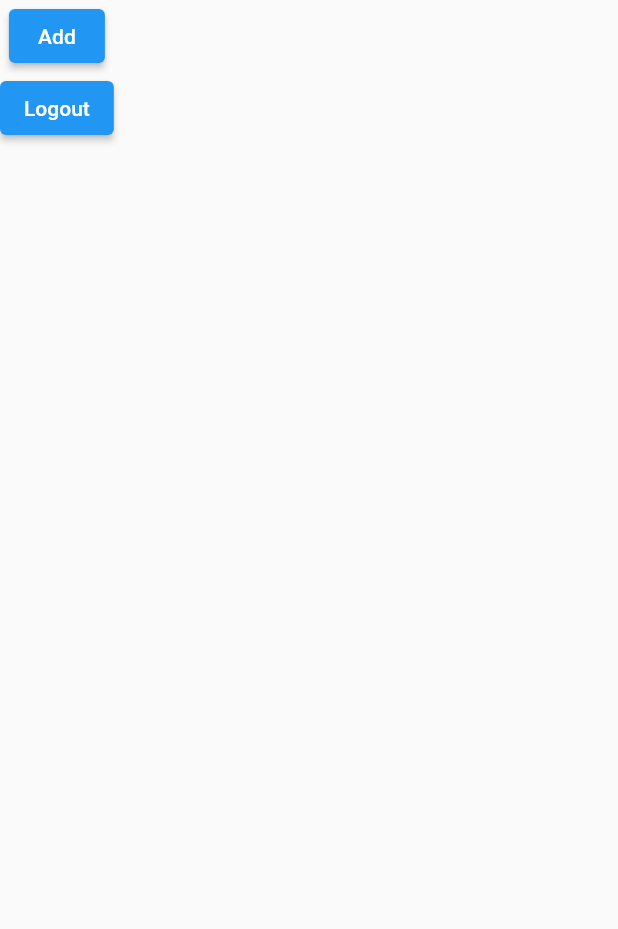
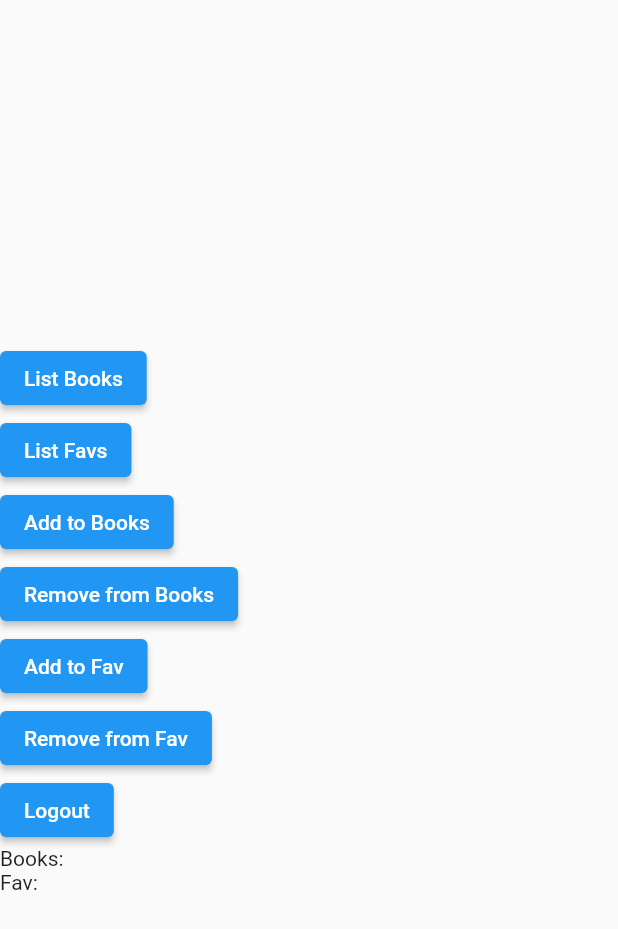
Before and after one commit to MightyM17/Library-Task, a Flutter app: the HomePage screen opened directly, on a phone screen of 412 x 824 dp. Shown: the top 929 px of the screen. Run offline on Flutter 3.47's test engine with Material 2 defaults, Android fonts, the phone set to English and light mode, and no system bars; our stand-ins replace firebase_auth, firebase_core, firebase_database; accounts and stored records are empty.

Commit message:
Major changes

```diff
--- a/lib/models/model.dart
+++ b/lib/models/model.dart
@@ -6,14 +6,12 @@ class Person{
 }
 
 class PersonData{
-  String? uuid;
   Map<String, String>? books;
   Map<String, String>? fav;
 
-  PersonData({this.uuid, this.books, this.fav});
+  PersonData({this.books, this.fav});
 
   PersonData.fromJson(Map<dynamic,dynamic> json){
-    uuid = json["uuid"];
     books = json["books"];
     books = json["fav"];
   }
--- a/lib/realtime/managedb.dart
+++ b/lib/realtime/managedb.dart
@@ -1,34 +1,71 @@
 import 'package:firebase_database/firebase_database.dart';
 
-void createDB(DatabaseReference _dbref, String? uuid) {
+void createDB(DatabaseReference _dbref) {
   Map<String, dynamic> data = {
-    'uuid' : uuid,
     'books' : ['Harry Potter 1', 'Kumbhojkar', 'Wimpy Kid',],
     'fav' : ['Wimpy Kid',],
   };
   _dbref.set(data);
 }
 
-void retrieveData(DatabaseReference _dbref) async {
-  //Stream or once?
-  Stream<DatabaseEvent> stream = _dbref.onValue;
-
-  stream.listen((DatabaseEvent event) {
-    print('Event Type: ${event.type}'); // DatabaseEventType.value;
-    print('Snapshot: ${event.snapshot}'); // DataSnapshot
-    print(event.snapshot.value);
-  });
+Future<List> retrieveBooks(DatabaseReference _dbref) async {
+  DatabaseEvent event = await _dbref.once();
+  Map data = event.snapshot.value as Map;
+  return (data['books']);
 }
 
-void modifyData(DatabaseReference _dbref) async{
-  //DatabaseReference _ref = FirebaseDatabase(databaseURL: "https://library-task-default-rtdb.asia-southeast1.firebasedatabase.app/").ref().child('Users/$uid');
-  await _dbref.set({
-    'books' : ['Harry Potter 909090',],
-    'fav' : ['Wimpy Kid 909090',],
-  });
+Future<List> retrieveFav(DatabaseReference _dbref) async {
+  DatabaseEvent event = await _dbref.once();
+  Map data = event.snapshot.value as Map;
+  return (data['fav']);
 }
 
-void delData(DatabaseReference _dbref) async{
-  //DatabaseReference _ref = FirebaseDatabase(databaseURL: "https://library-task-default-rtdb.asia-southeast1.firebasedatabase.app/").ref().child('Users/$uid');
+void addData(DatabaseReference _dbref, String newBook, bool isFav) async{
+  DatabaseEvent event = await _dbref.once();
+  Map data = event.snapshot.value as Map;
+  if(isFav)
+    {
+      List fav = data['fav'];
+      fav = fav.toList();
+      fav.add(newBook);
+      await _dbref.update({
+        'fav' : fav,
+      });
+    }
+  else
+    {
+      List books = data['books'];
+      books = books.toList();
+      books.add(newBook);
+      await _dbref.update({
+        'books' : books,
+      });
+    }
+}
+
+void delData(DatabaseReference _dbref, String oldBook, bool isFav) async{
+  DatabaseEvent event = await _dbref.once();
+  Map data = event.snapshot.value as Map;
+  if(isFav)
+    {
+      List fav = data['fav'];
+      fav = fav.toList();
+      fav.remove(oldBook);
+      await _dbref.update({
+        'fav' : fav,
+      });
+    }
+  else
+    {
+      List books = data['books'];
+      books = books.toList();
+      books.remove(oldBook);
+      await _dbref.update({
+        'books' : books,
+      });
+    }
+}
+
+void delNode(DatabaseReference _dbref) async{
   await _dbref.remove();
 }
--- a/lib/screens/home.dart
+++ b/lib/screens/home.dart
@@ -13,28 +13,62 @@ class HomePage extends StatefulWidget {
 
 class _HomePageState extends State<HomePage> {
   late DatabaseReference _dbref;
-  late FirebaseDatabase _fbref;
   String uid = (FirebaseAuth.instance.currentUser?.uid).toString();
+  var bookslist = '';
+  var favlist = '';
 
   @override
   void initState() {
     super.initState();
-    _fbref = FirebaseDatabase(databaseURL: "https://library-task-default-rtdb.asia-southeast1.firebasedatabase.app/");
     _dbref = FirebaseDatabase(databaseURL: "https://library-task-default-rtdb.asia-southeast1.firebasedatabase.app/").ref();
   }
 
   @override
   Widget build(BuildContext context) {
     String uid = (FirebaseAuth.instance.currentUser?.uid).toString();
-    print("Home Screen " + uid);
     return Scaffold(
       body: Column(
-        mainAxisAlignment: MainAxisAlignment.start,
+        mainAxisAlignment: MainAxisAlignment.center,
+        crossAxisAlignment: CrossAxisAlignment.start,
         children:[
           ElevatedButton(
-            child: Text("Add"),
+            child: Text("List Books"),
+            onPressed: () async {
+              List books = await retrieveBooks(_dbref.child('Users/$uid'));
+              var stringList = books.join(", ");
+              setState(() => bookslist = stringList);
+            },
+          ),
+          ElevatedButton(
+            child: Text("List Favs"),
+            onPressed: () async {
+              List fav = await retrieveFav(_dbref.child('Users/$uid'));
+              var stringList = fav.join(", ");
+              setState(() => favlist = stringList);
+            },
+          ),
+          ElevatedButton(
+            child: Text("Add to Books"),
             onPressed: () {
-              modifyData(_dbref.child('Users/$uid'));
+              addData(_dbref.child('Users/$uid'), 'test1', false);
+            },
+          ),
+          ElevatedButton(
+            child: Text("Remove from Books"),
+            onPressed: () {
+              delData(_dbref.child('Users/$uid'), 'test1', false);
+            },
+          ),
+          ElevatedButton(
+            child: Text("Add to Fav"),
+            onPressed: () {
+              addData(_dbref.child('Users/$uid'), 'test1', true);
+            },
+          ),
+          ElevatedButton(
+            child: Text("Remove from Fav"),
+            onPressed: () {
+              delData(_dbref.child('Users/$uid'), 'test1', true);
             },
           ),
         ElevatedButton(
@@ -47,6 +81,12 @@ class _HomePageState extends State<HomePage> {
             });
           },
         ),
+          Text(
+            'Books: $bookslist',
+          ),
+          Text(
+            'Fav: $favlist',
+          ),
         ],
       ),
     );
```
Also changed, not shown: lib/screens/signup.dart (+1 -6 lines).
